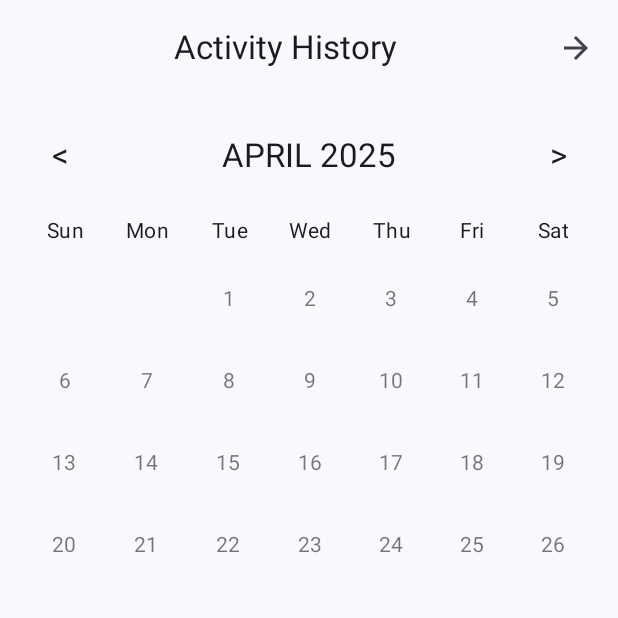
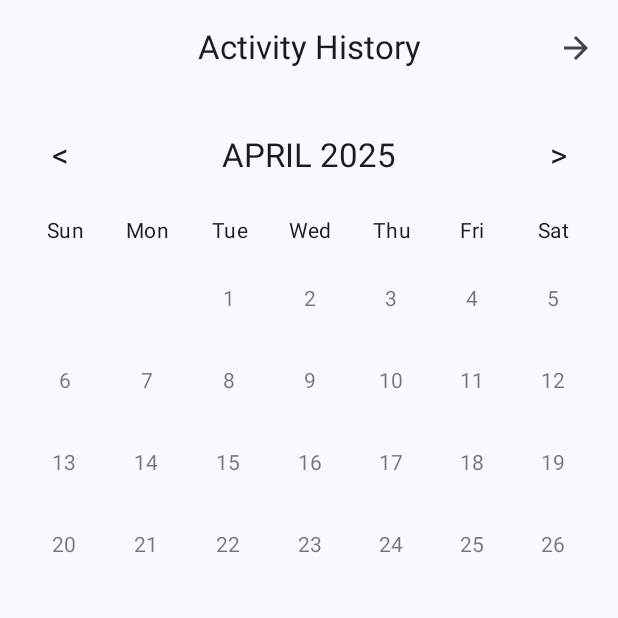
Before and after one commit to PiotrKedz/KPZ25_CORE2, an Android app built with Jetpack Compose: the HistoryActivity screen opened directly, with no data from a screen before it, on a phone screen of 412 x 824 dp, the top half of it. Run offline under Robolectric (Android 15) with nearby library versions, the phone set to English and light mode, and no system bars; libraries missing offline, so code that uses them is left out: com.github.mikephil.charting.

Commit message:
centered Activity History and Profile titles

```diff
--- a/app/src/main/java/com/example/innertemp/HistoryActivity.kt
+++ b/app/src/main/java/com/example/innertemp/HistoryActivity.kt
@@ -39,6 +39,8 @@ import androidx.compose.ui.text.style.TextAlign
 import androidx.compose.foundation.border
 import androidx.compose.ui.text.font.FontWeight
 import androidx.compose.foundation.clickable
+import androidx.compose.ui.graphics.Color as ComposeColor
+
 
 class HistoryActivity : AppCompatActivity() {
     private lateinit var temperatureLogger: TemperatureLogger
@@ -77,6 +79,15 @@ fun HistoryScreen(
                         verticalAlignment = Alignment.CenterVertically
                     ) {
                         Text("Activity History")
+                    }
+                },
+                navigationIcon = {
+                    IconButton(onClick = {}) {
+                        Icon(
+                            imageVector = Icons.Default.ArrowForward,
+                            contentDescription = null,
+                            tint = ComposeColor.Transparent
+                        )
                     }
                 },
                 actions = {
```
Also changed, not shown: app/src/main/java/com/example/innertemp/ProfileActivity.kt (+11 -0 lines), 151 other files.
